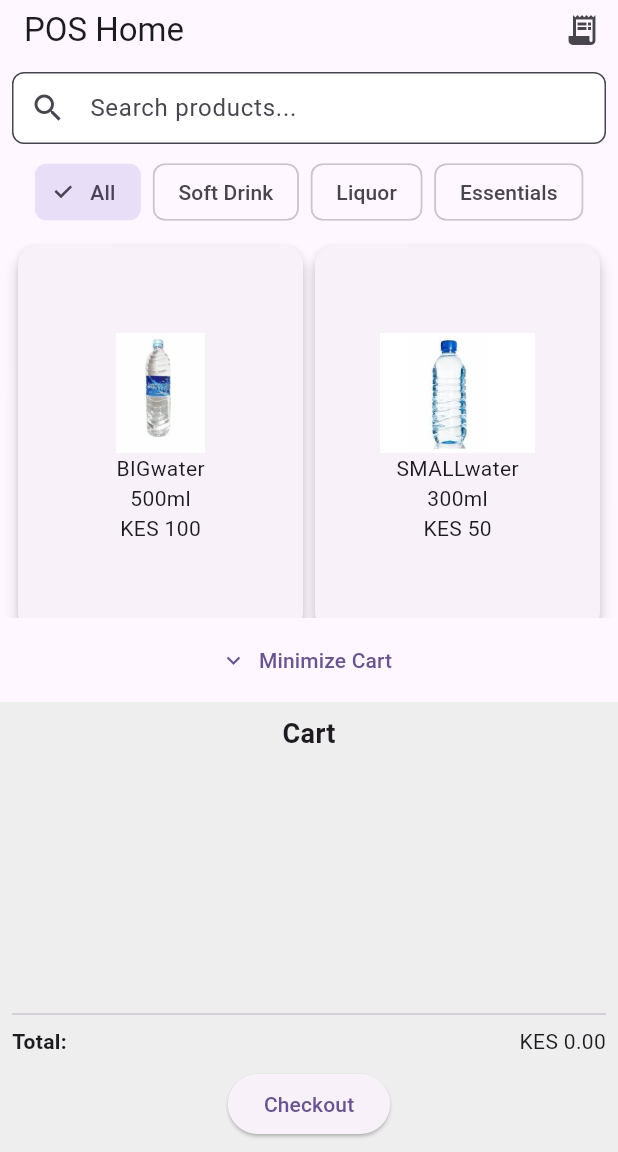
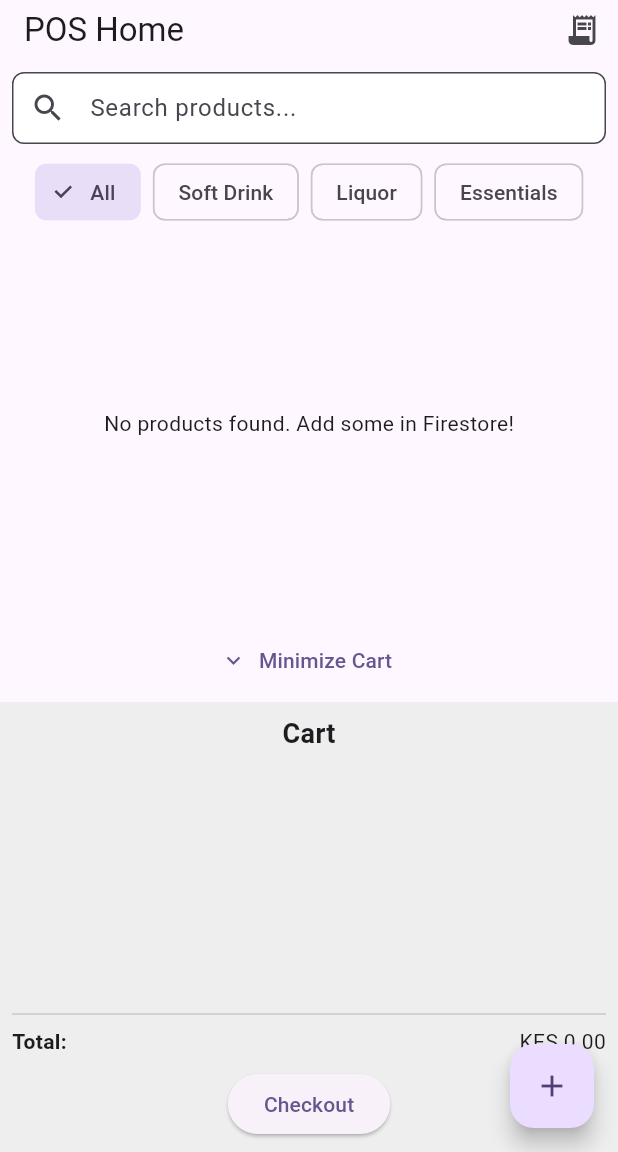
Before and after one commit to Javyeric/KONGO_APP, a Flutter app: the screen it shows after launch, on a phone screen of 412 x 824 dp, the part 84-1236 px from its top. Run offline on Flutter 3.47's test engine with Material 3 defaults, Android fonts, the phone set to English and light mode, and no system bars; our stand-ins replace cloud_firestore, firebase_core, pdf, printing; accounts and stored records are empty.

Commit message:
Your message

```diff
--- a/lib/main.dart
+++ b/lib/main.dart
@@ -1,11 +1,18 @@
+// ignore_for_file: library_private_types_in_public_api
+
+import 'package:firebase_core/firebase_core.dart';
 import 'package:flutter/material.dart';
-import 'pos_home.dart';
+import 'pos_home.dart'; // Import your POSHomePage
 
-void main() {
-  runApp(MyApp());
+void main() async {
+  WidgetsFlutterBinding.ensureInitialized();
+  await Firebase.initializeApp();
+  runApp(const MyApp());
 }
 
 class MyApp extends StatelessWidget {
+  const MyApp({super.key});
+
   @override
   Widget build(BuildContext context) {
     return MaterialApp(
@@ -15,12 +22,14 @@ class MyApp extends StatelessWidget {
         useMaterial3: true,
         colorScheme: ColorScheme.fromSeed(seedColor: Colors.deepPurple),
       ),
-      home: POSHomeWrapper(),
+      home: const POSHomeWrapper(),
     );
   }
 }
 
 class POSHomeWrapper extends StatefulWidget {
+  const POSHomeWrapper({super.key});
+
   @override
   _POSHomeWrapperState createState() => _POSHomeWrapperState();
 }
@@ -29,7 +38,7 @@ class _POSHomeWrapperState extends State<POSHomeWrapper> {
   int _selectedIndex = 0;
 
   final List<Widget> _screens = [
-    POSHomePage(),
+    const POSHomePage(),
   ];
 
   void _onItemTapped(int index) {
@@ -46,19 +55,27 @@ class _POSHomeWrapperState extends State<POSHomeWrapper> {
           padding: EdgeInsets.zero,
           children: [
             DrawerHeader(
-              decoration: BoxDecoration(color: Colors.deepPurple),
+              decoration: const BoxDecoration(color: Colors.deepPurple),
               child: Column(
                 crossAxisAlignment: CrossAxisAlignment.start,
+                mainAxisAlignment: MainAxisAlignment.center,
                 children: const [
-                  CircleAvatar(radius: 30, backgroundColor: Colors.white),
-                  SizedBox(height: 10),
-                  Text('Welcome, User', style: TextStyle(color: Colors.white, fontSize: 18)),
+                  CircleAvatar(
+                    radius: 40,
+                    backgroundColor: Colors.white,
+                    child: Icon(Icons.local_drink, size: 50, color: Colors.deepPurple),
+                  ),
+                  SizedBox(height: 16),
+                  Text(
+                    'Welcome, Staff',
+                    style: TextStyle(color: Colors.white, fontSize: 20, fontWeight: FontWeight.bold),
+                  ),
                 ],
               ),
             ),
             ListTile(
-              leading: Icon(Icons.dashboard),
-              title: Text('Dashboard'),
+              leading: const Icon(Icons.dashboard),
+              title: const Text('Dashboard'),
               onTap: () {
                 Navigator.pop(context);
                 _onItemTapped(0);
@@ -68,12 +85,11 @@ class _POSHomeWrapperState extends State<POSHomeWrapper> {
         ),
       ),
       appBar: AppBar(
-        title: Text('Drink POS'),
+        title: const Text('Drink POS'),
         backgroundColor: Colors.deepPurple,
         foregroundColor: Colors.white,
       ),
       body: _screens[_selectedIndex],
-
     );
   }
 }
--- a/lib/pos_home.dart
+++ b/lib/pos_home.dart
@@ -1,23 +1,27 @@
+// ignore_for_file: library_private_types_in_public_api
+
+import 'package:cloud_firestore/cloud_firestore.dart';
 import 'package:flutter/material.dart';
 import 'package:intl/intl.dart';
-import 'package:kongo/data/products.dart';
 import 'package:kongo/utils/receipt_generator.dart';
-import 'models/product.dart';
+import 'package:kongo/models/product.dart';
+import 'package:kongo/screens/add_product_screen.dart';
 
 class POSHomePage extends StatefulWidget {
+  const POSHomePage({super.key});
+
   @override
-  POSHomePageState createState() => POSHomePageState();
+  _POSHomePageState createState() => _POSHomePageState();
 }
 
-class POSHomePageState extends State<POSHomePage> {
-  final List<Product> allProducts = products;
+class _POSHomePageState extends State<POSHomePage> {
   String selectedCategory = 'All';
   String selectedType = 'All';
   Map<Product, int> cart = {};
   String searchQuery = '';
   bool showCart = true;
 
-  List<Product> get filteredProducts {
+  List<Product> filteredProducts(List<Product> allProducts) {
     return allProducts.where((product) {
       final matchesCategory = selectedCategory == 'All' || product.category == selectedCategory;
       final matchesType = selectedType == 'All' || product.type == selectedType;
@@ -51,7 +55,7 @@ class POSHomePageState extends State<POSHomePage> {
   double get total {
     return cart.entries
         .map((entry) => entry.key.price * entry.value)
-        .fold(0.0, (sum, element) => sum + element);
+        .fold(0.0, (previousSum, element) => previousSum + element);
   }
 
   void checkout() async {
@@ -64,6 +68,7 @@ class POSHomePageState extends State<POSHomePage> {
       date: formattedDate,
     );
 
+    if (!mounted) return;
     setState(() {
       cart.clear();
     });
@@ -73,12 +78,12 @@ class POSHomePageState extends State<POSHomePage> {
   Widget build(BuildContext context) {
     return Scaffold(
       appBar: AppBar(
-        title: Text('POS Home'),
+        title: const Text('POS Home'),
         actions: [
-          IconButton(icon: Icon(Icons.receipt_long), onPressed: checkout),
+          IconButton(icon: const Icon(Icons.receipt_long), onPressed: checkout),
         ],
         bottom: PreferredSize(
-          preferredSize: Size.fromHeight(48),
+          preferredSize: const Size.fromHeight(48),
           child: Padding(
             padding: const EdgeInsets.all(8.0),
             child: TextField(
@@ -89,9 +94,9 @@ class POSHomePageState extends State<POSHomePage> {
               },
               decoration: InputDecoration(
                 hintText: 'Search products...',
-                prefixIcon: Icon(Icons.search),
+                prefixIcon: const Icon(Icons.search),
                 border: OutlineInputBorder(borderRadius: BorderRadius.circular(8)),
-                contentPadding: EdgeInsets.symmetric(vertical: 0, horizontal: 12),
+                contentPadding: const EdgeInsets.symmetric(vertical: 0, horizontal: 12),
                 filled: true,
                 fillColor: Colors.white,
               ),
@@ -99,9 +104,18 @@ class POSHomePageState extends State<POSHomePage> {
           ),
         ),
       ),
+      floatingActionButton: FloatingActionButton(
+        onPressed: () {
+          Navigator.push(
+            context,
+            MaterialPageRoute(builder: (context) => const AddProductScreen()),
+          );
+        },
+        tooltip: 'Add Product',
+        child: const Icon(Icons.add),
+      ),
       body: Column(
         children: [
-          // Category filter
           SingleChildScrollView(
             scrollDirection: Axis.horizontal,
             child: Row(
@@ -113,12 +127,10 @@ class POSHomePageState extends State<POSHomePage> {
               ],
             ),
           ),
-
-          // Liquor sub-type buttons
           if (selectedCategory == 'Liquor')
             SingleChildScrollView(
               scrollDirection: Axis.horizontal,
-              padding: EdgeInsets.symmetric(vertical: 4),
+              padding: const EdgeInsets.symmetric(vertical: 4),
               child: Row(
                 children: [
                   liquorTypeChip('All'),
@@ -130,18 +142,38 @@ class POSHomePageState extends State<POSHomePage> {
                 ],
               ),
             ),
+          Expanded(
+            child: StreamBuilder<QuerySnapshot>(
+              stream: FirebaseFirestore.instance.collection('products').snapshots(),
+              builder: (context, snapshot) {
+                if (snapshot.connectionState == ConnectionState.waiting) {
+                  return const Center(child: CircularProgressIndicator());
+                }
 
-          // Product grid
-          Expanded(
-            child: GridView.builder(
-              padding: EdgeInsets.all(8),
-              itemCount: filteredProducts.length,
-              gridDelegate: SliverGridDelegateWithFixedCrossAxisCount(
+                if (snapshot.hasError) {
+                  return Center(child: Text('Error: ${snapshot.error}'));
+                }
+
+                if (!snapshot.hasData || snapshot.data!.docs.isEmpty) {
+                  return const Center(child: Text('No products found. Add some in Firestore!'));
+                }
+
+                final allProducts = snapshot.data!.docs.map((doc) {
+                  final data = doc.data() as Map<String, dynamic>;
+                  return Product.fromJson(data);
+                }).toList();
+
+                final filtered = filteredProducts(allProducts);
+
+                return GridView.builder(
+                  padding: const EdgeInsets.all(8),
+                  itemCount: filtered.length,
+                  gridDelegate: const SliverGridDelegateWithFixedCrossAxisCount(
                     crossAxisCount: 2,
                     childAspectRatio: 0.75,
                   ),
                   itemBuilder: (context, index) {
-                final product = filteredProducts[index];
+                    final product = filtered[index];
                     return Card(
                       elevation: 4,
                       child: InkWell(
@@ -150,21 +182,34 @@ class POSHomePageState extends State<POSHomePage> {
                           mainAxisAlignment: MainAxisAlignment.center,
                           children: [
                             if (product.image != null)
-                          Image.asset(product.image!, height: 80),
-                        Text(product.name),
-                        Text('${product.size}'),
+                              ClipRRect(
+                                borderRadius: BorderRadius.circular(8),
+                                child: Image.network(
+                                  product.image!,
+                                  height: 80,
+                                  width: double.infinity,
+                                  fit: BoxFit.cover,
+                                  errorBuilder: (context, error, stackTrace) =>
+                                      const Icon(Icons.broken_image, size: 80),
+                                ),
+                              )
+                            else
+                              const Icon(Icons.image_not_supported, size: 80),
+                            const SizedBox(height: 8),
+                            Text(product.name, textAlign: TextAlign.center),
+                            Text(product.size),
                             Text('KES ${product.price.toStringAsFixed(0)}'),
                           ],
                         ),
                       ),
                     );
                   },
+                );
+              },
             ),
           ),
-
-          // Toggle Cart View Button
           Container(
-            padding: EdgeInsets.symmetric(vertical: 4),
+            padding: const EdgeInsets.symmetric(vertical: 4),
             child: TextButton.icon(
               onPressed: () {
                 setState(() {
@@ -175,16 +220,14 @@ class POSHomePageState extends State<POSHomePage> {
               label: Text(showCart ? 'Minimize Cart' : 'Expand Cart'),
             ),
           ),
-
-          // Scrollable Cart
           if (showCart)
             Container(
               color: Colors.grey[200],
               height: 300,
-              padding: EdgeInsets.all(8),
+              padding: const EdgeInsets.all(8),
               child: Column(
                 children: [
-                  Text(
+                  const Text(
                     'Cart',
                     style: TextStyle(fontSize: 18, fontWeight: FontWeight.bold),
                   ),
@@ -202,12 +245,12 @@ class POSHomePageState extends State<POSHomePage> {
                             mainAxisSize: MainAxisSize.min,
                             children: [
                               IconButton(
-                                icon: Icon(Icons.remove),
+                                icon: const Icon(Icons.remove),
                                 onPressed: () => removeFromCart(product),
                               ),
                               Text(quantity.toString()),
                               IconButton(
-                                icon: Icon(Icons.add),
+                                icon: const Icon(Icons.add),
                                 onPressed: () => addToCart(product),
                               ),
                             ],
@@ -216,21 +259,21 @@ class POSHomePageState extends State<POSHomePage> {
                       }).toList(),
                     ),
                   ),
-                  Divider(),
+                  const Divider(),
                   Row(
                     mainAxisAlignment: MainAxisAlignment.spaceBetween,
                     children: [
-                      Text(
+                      const Text(
                         'Total:',
                         style: TextStyle(fontWeight: FontWeight.bold),
                       ),
                       Text('KES ${total.toStringAsFixed(2)}'),
                     ],
                   ),
-                  SizedBox(height: 8),
+                  const SizedBox(height: 8),
                   ElevatedButton(
                     onPressed: checkout,
-                    child: Text('Checkout'),
+                    child: const Text('Checkout'),
                   ),
                 ],
               ),
```
Also changed, not shown: lib/models/product.dart (+11 -0 lines), lib/screens/add_product_screen.dart (added, +137 -0 lines), pubspec.yaml (+7 -2 lines), pubspec.lock, 6 other files. Lines whose indentation alone changed are shown as unchanged.
